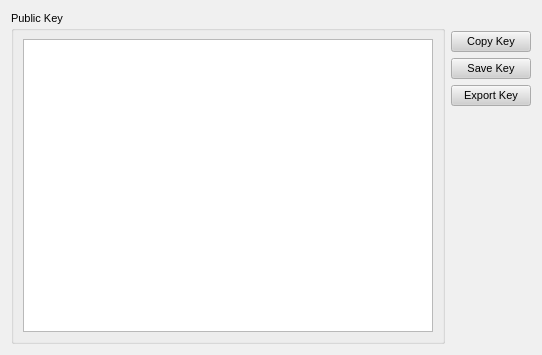
Old version of the form retroshare-gui/src/gui/settings/CryptoPage.ui in the repository RetroShare/RetroShare.
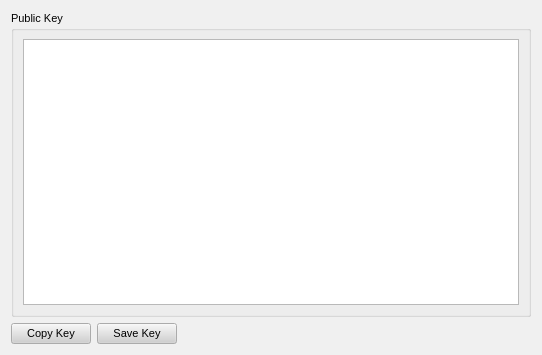
New version of the form.

Commit message: removed not used Export Button

Diff of the .ui file:
```diff
--- a/retroshare-gui/src/gui/settings/CryptoPage.ui
+++ b/retroshare-gui/src/gui/settings/CryptoPage.ui
@@ -499,10 +499,8 @@
   <property name="contextMenuPolicy">
    <enum>Qt::NoContextMenu</enum>
   </property>
-  <layout class="QGridLayout" name="gridLayout_5">
-   <item row="0" column="0">
-    <layout class="QGridLayout" name="gridLayout_4">
-     <item row="0" column="0">
+  <layout class="QGridLayout" name="gridLayout_2">
+   <item row="0" column="0" colspan="3">
       <widget class="QGroupBox" name="groupBox">
        <property name="title">
         <string>Public Key</string>
@@ -512,7 +510,6 @@
          <widget class="QTextEdit" name="certtextEdit">
           <property name="font">
            <font>
-            <pointsize>7</pointsize>
             <kerning>false</kerning>
            </font>
           </property>
@@ -521,25 +518,7 @@
        </layout>
       </widget>
      </item>
-     <item row="0" column="1">
-      <layout class="QGridLayout" name="gridLayout_3">
-       <item row="0" column="0">
-        <layout class="QGridLayout" name="gridLayout_2">
-         <item row="4" column="0">
-          <widget class="QPushButton" name="exportkeyButton">
-           <property name="toolTip">
-            <string>&lt;!DOCTYPE HTML PUBLIC &quot;-//W3C//DTD HTML 4.0//EN&quot; &quot;http://www.w3.org/TR/REC-html40/strict.dtd&quot;&gt;
-&lt;html&gt;&lt;head&gt;&lt;meta name=&quot;qrichtext&quot; content=&quot;1&quot; /&gt;&lt;style type=&quot;text/css&quot;&gt;
-p, li { white-space: pre-wrap; }
-&lt;/style&gt;&lt;/head&gt;&lt;body style=&quot; font-family:'Arial'; font-size:8pt; font-weight:400; font-style:normal;&quot;&gt;
-&lt;p style=&quot; margin-top:0px; margin-bottom:0px; margin-left:0px; margin-right:0px; -qt-block-indent:0; text-indent:0px;&quot;&gt;Export my Key as file&lt;/p&gt;&lt;/body&gt;&lt;/html&gt;</string>
-           </property>
-           <property name="text">
-            <string>Export Key</string>
-           </property>
-          </widget>
-         </item>
-         <item row="2" column="0">
+   <item row="1" column="0">
           <widget class="QPushButton" name="copykeyButton">
            <property name="toolTip">
             <string>&lt;!DOCTYPE HTML PUBLIC &quot;-//W3C//DTD HTML 4.0//EN&quot; &quot;http://www.w3.org/TR/REC-html40/strict.dtd&quot;&gt;
@@ -553,47 +532,25 @@
            </property>
           </widget>
          </item>
-         <item row="1" column="0">
-          <spacer name="verticalSpacer_2">
-           <property name="orientation">
-            <enum>Qt::Vertical</enum>
-           </property>
-           <property name="sizeType">
-            <enum>QSizePolicy::Fixed</enum>
-           </property>
-           <property name="sizeHint" stdset="0">
-            <size>
-             <width>10</width>
-             <height>20</height>
-            </size>
-           </property>
-          </spacer>
-         </item>
-         <item row="3" column="0">
+   <item row="1" column="1">
           <widget class="QPushButton" name="saveButton">
            <property name="text">
             <string>Save Key</string>
            </property>
           </widget>
          </item>
-        </layout>
-       </item>
-       <item row="1" column="0">
-        <spacer name="verticalSpacer">
+   <item row="1" column="2">
+    <spacer name="horizontalSpacer">
          <property name="orientation">
-          <enum>Qt::Vertical</enum>
+      <enum>Qt::Horizontal</enum>
          </property>
          <property name="sizeHint" stdset="0">
           <size>
-           <width>58</width>
-           <height>298</height>
+       <width>278</width>
+       <height>20</height>
           </size>
          </property>
         </spacer>
-       </item>
-      </layout>
-     </item>
-    </layout>
    </item>
   </layout>
  </widget>
```
Left out of the diff: 10 changed lines with no effect on the pictures. Lines whose indentation alone changed are shown as unchanged. The commit also changes 2 other files.
